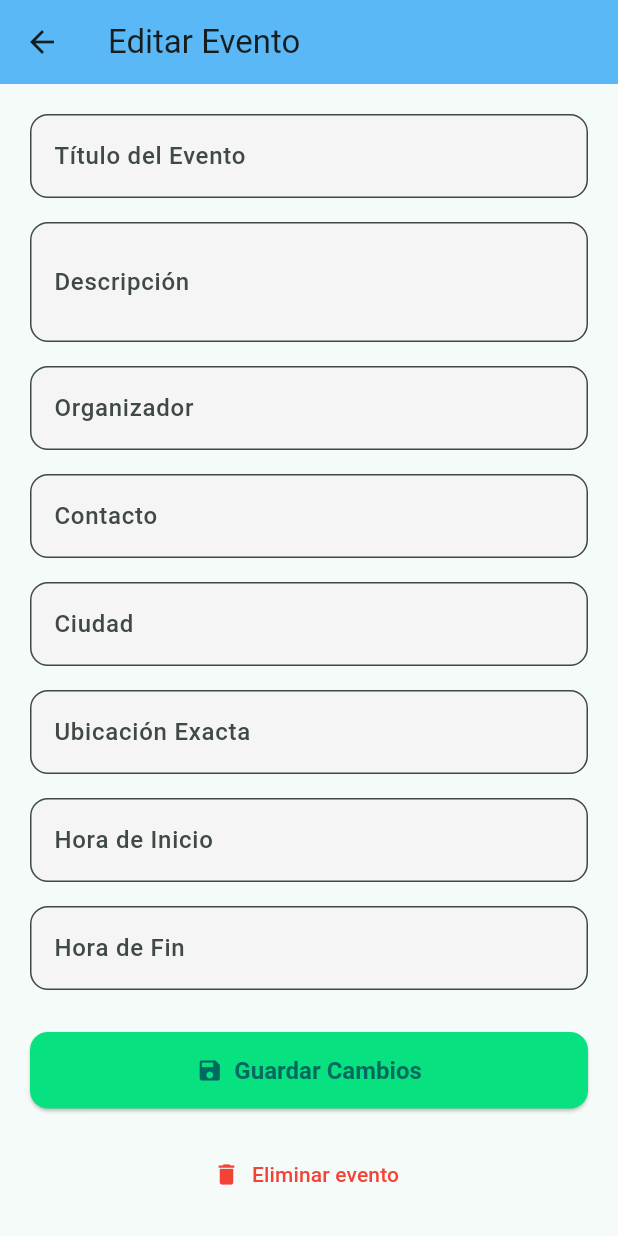
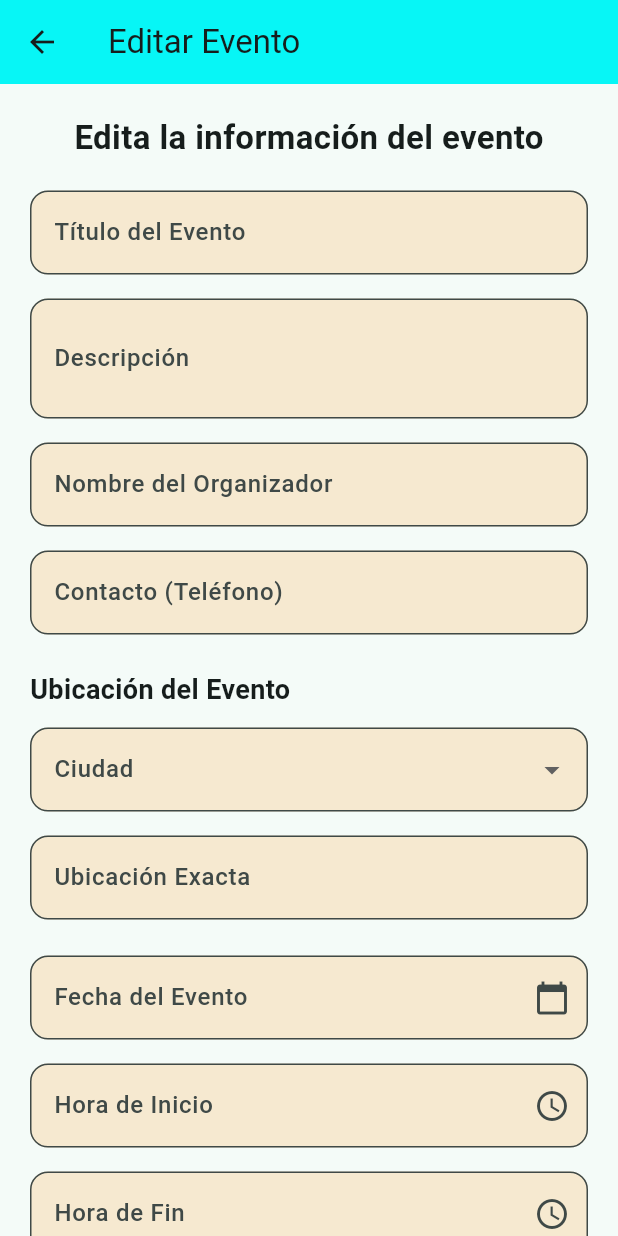
Before and after one commit to bryanjavier2005/bjmanobanda-pucetec-202512-2, a Flutter app: the EditarView screen opened directly with empty values, on a phone screen of 412 x 824 dp. Run offline on Flutter 3.47's test engine with Material 3 defaults, Android fonts, the phone set to English and light mode, and no system bars; our stand-ins replace cloud_firestore, firebase_core; accounts and stored records are empty.

Commit message:
avancesfinales1

```diff
--- a/lib/main.dart
+++ b/lib/main.dart
@@ -1,4 +1,4 @@
-import 'package:app_eventos/views/editar_view.dart';
+//import 'package:app_eventos/views/editar_view.dart';
 import 'package:flutter/material.dart';
 import 'package:firebase_core/firebase_core.dart';
 import 'views/inicio_view.dart';
@@ -27,7 +27,6 @@ class MyApp extends StatelessWidget {
         '/': (context) => const InicioView(),
         '/lista': (context) => const ListaView(),
         '/crear': (context) => const CrearView(),
-        '/editar': (context) => const EditarView(),
       },
     );
   }
--- a/lib/views/editar_view.dart
+++ b/lib/views/editar_view.dart
@@ -1,172 +1,217 @@
 import 'package:flutter/material.dart';
-import 'package:cloud_firestore/cloud_firestore.dart';
+import '../services/firestore_service.dart';
 
-class EditarView extends StatelessWidget {
-  const EditarView({super.key});
+class EditarView extends StatefulWidget {
+  final String id;
+  final Map<String, dynamic> data;
+
+  const EditarView({super.key, required this.id, required this.data});
+
+  @override
+  State<EditarView> createState() => _EditarViewState();
+}
+
+class _EditarViewState extends State<EditarView> {
+  final tituloController = TextEditingController();
+  final descripcionController = TextEditingController();
+  final organizadorController = TextEditingController();
+  final contactoController = TextEditingController();
+  final ubicacionExactaController = TextEditingController();
+  final fechaController = TextEditingController();
+  final horaInicioController = TextEditingController();
+  final horaFinController = TextEditingController();
+
+  String? ciudadSeleccionada;
+
+  DateTime? selectedDate;
+  TimeOfDay? startTime;
+  TimeOfDay? endTime;
+
+  final List<String> ciudades = [
+    'Ibarra', 'Esmeraldas', 'Quito', 'Guayaquil', 'Cuenca',
+    'Manta', 'Tulcán', 'Loja', 'Machala', 'Otavalo', 'Quevedo'
+  ];
+
+  @override
+  void initState() {
+    super.initState();
+    tituloController.text = widget.data['titulo'] ?? '';
+    descripcionController.text = widget.data['descripcion'] ?? '';
+    organizadorController.text = widget.data['organizador'] ?? '';
+    contactoController.text = widget.data['contacto'] ?? '';
+    ciudadSeleccionada = widget.data['ciudad'];
+    ubicacionExactaController.text = widget.data['ubicacionExacta'] ?? '';
+    fechaController.text = widget.data['fecha'] ?? '';
+    horaInicioController.text = widget.data['horaInicio'] ?? '';
+    horaFinController.text = widget.data['horaFin'] ?? '';
+  }
+
+  Future<void> _pickDate() async {
+    final DateTime? picked = await showDatePicker(
+      context: context,
+      initialDate: selectedDate ?? DateTime.now(),
+      firstDate: DateTime(2020),
+      lastDate: DateTime(2100),
+    );
+    if (picked != null) {
+      setState(() {
+        selectedDate = picked;
+        fechaController.text = '${picked.day}/${picked.month}/${picked.year}';
+      });
+    }
+  }
+
+  Future<void> _pickTime({required bool inicio}) async {
+    final TimeOfDay? picked = await showTimePicker(
+      context: context,
+      initialTime: inicio
+          ? (startTime ?? TimeOfDay.now())
+          : (endTime ?? TimeOfDay.now()),
+    );
+    if (picked != null) {
+      setState(() {
+        final formatted = '${picked.hour.toString().padLeft(2, '0')}:${picked.minute.toString().padLeft(2, '0')}';
+        if (inicio) {
+          startTime = picked;
+          horaInicioController.text = formatted;
+        } else {
+          endTime = picked;
+          horaFinController.text = formatted;
+        }
+      });
+    }
+  }
 
   @override
   Widget build(BuildContext context) {
-    final Map arguments = ModalRoute.of(context)!.settings.arguments as Map;
-    final String eventoId = arguments['id'];
-    final Map<String, dynamic> data = arguments['data'];
-
-    final tituloController = TextEditingController(text: data['titulo']);
-    final descripcionController = TextEditingController(text: data['descripcion']);
-    final organizadorController = TextEditingController(text: data['organizador']);
-    final contactoController = TextEditingController(text: data['contacto']);
-    final ciudadController = TextEditingController(text: data['ciudad']);
-    final ubicacionController = TextEditingController(text: data['ubicacion']);
-    final horaInicioController = TextEditingController(text: data['hora_inicio']);
-    final horaFinController = TextEditingController(text: data['hora_fin']);
-
     final inputStyle = InputDecorationTheme(
       border: OutlineInputBorder(borderRadius: BorderRadius.circular(12)),
       filled: true,
-      fillColor: Colors.grey[100],
+      fillColor: const Color.fromARGB(255, 246, 233, 208),
       labelStyle: const TextStyle(fontWeight: FontWeight.w500),
     );
 
     return Scaffold(
       appBar: AppBar(
         title: const Text('Editar Evento'),
-        backgroundColor: const Color.fromARGB(255, 90, 184, 247),
+        backgroundColor: const Color.fromARGB(255, 7, 246, 246),
       ),
       body: SingleChildScrollView(
         padding: const EdgeInsets.all(20),
         child: Theme(
-          data: Theme.of(context).copyWith(
-            inputDecorationTheme: inputStyle,
-          ),
+          data: Theme.of(context).copyWith(inputDecorationTheme: inputStyle),
           child: Column(
             crossAxisAlignment: CrossAxisAlignment.start,
             children: [
-              TextField(
-                controller: tituloController,
-                decoration: const InputDecoration(labelText: 'Título del Evento'),
+              const Center(
+                child: Text(
+                  'Edita la información del evento',
+                  style: TextStyle(fontSize: 22, fontWeight: FontWeight.bold),
                 ),
+              ),
+              const SizedBox(height: 20),
+              TextField(controller: tituloController, decoration: const InputDecoration(labelText: 'Título del Evento')),
               const SizedBox(height: 16),
-              TextField(
-                controller: descripcionController,
-                decoration: const InputDecoration(labelText: 'Descripción'),
-                maxLines: 2,
-              ),
+              TextField(controller: descripcionController, decoration: const InputDecoration(labelText: 'Descripción'), maxLines: 2),
               const SizedBox(height: 16),
-              TextField(
-                controller: organizadorController,
-                decoration: const InputDecoration(labelText: 'Organizador'),
-              ),
+              TextField(controller: organizadorController, decoration: const InputDecoration(labelText: 'Nombre del Organizador')),
               const SizedBox(height: 16),
-              TextField(
-                controller: contactoController,
-                decoration: const InputDecoration(labelText: 'Contacto'),
-              ),
-              const SizedBox(height: 16),
-              TextField(
-                controller: ciudadController,
+              TextField(controller: contactoController, decoration: const InputDecoration(labelText: 'Contacto (Teléfono)'), keyboardType: TextInputType.phone),
+              const SizedBox(height: 24),
+              const Text('Ubicación del Evento', style: TextStyle(fontWeight: FontWeight.bold, fontSize: 18)),
+              const SizedBox(height: 12),
+              DropdownButtonFormField<String>(
+                value: ciudadSeleccionada,
+                items: ciudades.map((ciudad) {
+                  return DropdownMenuItem(value: ciudad, child: Text(ciudad));
+                }).toList(),
+                onChanged: (value) {
+                  setState(() {
+                    ciudadSeleccionada = value;
+                  });
+                },
                 decoration: const InputDecoration(labelText: 'Ciudad'),
               ),
               const SizedBox(height: 16),
+              TextField(controller: ubicacionExactaController, decoration: const InputDecoration(labelText: 'Ubicación Exacta')),
+              const SizedBox(height: 24),
               TextField(
-                controller: ubicacionController,
-                decoration: const InputDecoration(labelText: 'Ubicación Exacta'),
+                controller: fechaController,
+                decoration: const InputDecoration(
+                  labelText: 'Fecha del Evento',
+                  suffixIcon: Icon(Icons.calendar_today),
+                ),
+                readOnly: true,
+                onTap: _pickDate,
               ),
               const SizedBox(height: 16),
               TextField(
                 controller: horaInicioController,
-                decoration: const InputDecoration(labelText: 'Hora de Inicio'),
+                decoration: const InputDecoration(
+                  labelText: 'Hora de Inicio',
+                  suffixIcon: Icon(Icons.access_time),
+                ),
+                readOnly: true,
+                onTap: () => _pickTime(inicio: true),
               ),
               const SizedBox(height: 16),
               TextField(
                 controller: horaFinController,
-                decoration: const InputDecoration(labelText: 'Hora de Fin'),
+                decoration: const InputDecoration(
+                  labelText: 'Hora de Fin',
+                  suffixIcon: Icon(Icons.access_time),
                 ),
-              const SizedBox(height: 28),
-              SizedBox(
-                width: double.infinity,
+                readOnly: true,
+                onTap: () => _pickTime(inicio: false),
+              ),
+              const SizedBox(height: 30),
+              Row(
+                children: [
+                  Expanded(
                     child: ElevatedButton.icon(
                       icon: const Icon(Icons.save),
                       label: const Text('Guardar Cambios'),
                       style: ElevatedButton.styleFrom(
                         padding: const EdgeInsets.symmetric(vertical: 16),
-                    backgroundColor: const Color.fromARGB(255, 8, 225, 127),
-                    shape: RoundedRectangleBorder(
-                      borderRadius: BorderRadius.circular(12),
-                    ),
-                    textStyle: const TextStyle(fontSize: 16, fontWeight: FontWeight.bold),
+                        backgroundColor: Colors.green,
+                        foregroundColor: Colors.white,
+                        shape: RoundedRectangleBorder(borderRadius: BorderRadius.circular(12)),
                       ),
                       onPressed: () async {
-                    await FirebaseFirestore.instance
-                        .collection('eventos')
-                        .doc(eventoId)
-                        .update({
-                      'titulo': tituloController.text,
-                      'descripcion': descripcionController.text,
-                      'organizador': organizadorController.text,
-                      'contacto': contactoController.text,
-                      'ciudad': ciudadController.text,
-                      'ubicacion': ubicacionController.text,
-                      'hora_inicio': horaInicioController.text,
-                      'hora_fin': horaFinController.text,
-                    });
-
-                    ScaffoldMessenger.of(context).showSnackBar(
-                      const SnackBar(
-                        content: Text('Evento actualizado exitosamente.'),
-                        backgroundColor: Color.fromARGB(255, 5, 8, 222),
-                      ),
+                        await FirestoreService().actualizarEvento(
+                          id: widget.id,
+                          titulo: tituloController.text,
+                          descripcion: descripcionController.text,
+                          organizador: organizadorController.text,
+                          contacto: contactoController.text,
+                          ciudad: ciudadSeleccionada ?? '',
+                          ubicacionExacta: ubicacionExactaController.text,
+                          fecha: fechaController.text,
+                          horaInicio: horaInicioController.text,
+                          horaFin: horaFinController.text,
                         );
                         Navigator.pop(context);
                       },
                     ),
                   ),
-              const SizedBox(height: 20),
-              Center(
-                child: TextButton.icon(
-                  icon: const Icon(Icons.delete, color: Colors.red),
-                  label: const Text(
-                    'Eliminar evento',
-                    style: TextStyle(color: Colors.red),
+                  const SizedBox(width: 10),
+                  Expanded(
+                    child: ElevatedButton.icon(
+                      icon: const Icon(Icons.delete),
+                      label: const Text('Eliminar'),
+                      style: ElevatedButton.styleFrom(
+                        padding: const EdgeInsets.symmetric(vertical: 16),
+                        backgroundColor: Colors.red,
+                        foregroundColor: Colors.white,
+                        shape: RoundedRectangleBorder(borderRadius: BorderRadius.circular(12)),
                       ),
                       onPressed: () async {
-                    final confirmar = await showDialog<bool>(
-                      context: context,
-                      builder: (ctx) => AlertDialog(
-                        title: const Text('¿Eliminar evento?'),
-                        content: const Text(
-                          '¿Estás seguro de que deseas eliminar este evento?',
+                        await FirestoreService().eliminarEvento(widget.id);
+                        Navigator.pop(context);
+                      },
                     ),
-                        actions: [
-                          TextButton(
-                            onPressed: () => Navigator.pop(ctx, false),
-                            child: const Text('Cancelar'),
-                          ),
-                          ElevatedButton(
-                            style: ElevatedButton.styleFrom(
-                              backgroundColor: Colors.red,
-                            ),
-                            onPressed: () => Navigator.pop(ctx, true),
-                            child: const Text('Eliminar'),
                   ),
                 ],
-                      ),
-                    );
-
-                    if (confirmar == true) {
-                      await FirebaseFirestore.instance
-                          .collection('eventos')
-                          .doc(eventoId)
-                          .delete();
-
-                      ScaffoldMessenger.of(context).showSnackBar(
-                        const SnackBar(
-                          content: Text('Evento eliminado.'),
-                          backgroundColor: Colors.red,
-                        ),
-                      );
-                      Navigator.pop(context);
-                    }
-                  },
-                ),
               ),
             ],
           ),
--- a/lib/views/inicio_view.dart
+++ b/lib/views/inicio_view.dart
@@ -6,8 +6,7 @@ class InicioView extends StatelessWidget {
   @override
   Widget build(BuildContext context) {
     return Scaffold(
-      appBar: AppBar(title: const Text('Bienvenido a AppEventos'),backgroundColor: const Color.fromARGB(255, 151, 216, 249), ),
-      backgroundColor: const Color.fromARGB(255, 244, 245, 245),
+      appBar: AppBar(title: const Text('Bienvenido a AppEventos'),backgroundColor: const Color.fromARGB(255, 3, 255, 171), ),
       body: Center(
         child: Column(
           mainAxisAlignment: MainAxisAlignment.center,
```
Also changed, not shown: lib/services/firestore_service.dart (+31 -22 lines), lib/views/crear_view.dart (+149 -89 lines), lib/views/lista_view.dart (+22 -12 lines). Lines whose indentation alone changed are shown as unchanged.
